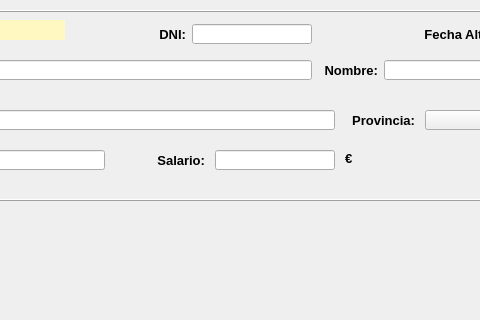
The window that MainWindow.ui (XoanCarlos/perezgonzalez2324) describes before a commit, drawn with Qt 5; both pictures show x 144 to 624 and y 103 to 423 of the 1024 by 777 pixel window.
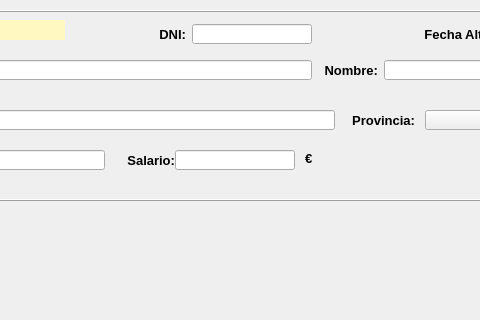
The same window after the commit. Icons and pictures are not drawn.

Commit message: ventanas auxiliares

```diff
--- a/MainWindow.ui
+++ b/MainWindow.ui
@@ -612,7 +612,7 @@
            <widget class="QLabel" name="lblMovil_2">
             <property name="geometry">
              <rect>
-              <x>250</x>
+              <x>220</x>
               <y>140</y>
               <width>60</width>
               <height>20</height>
@@ -646,7 +646,7 @@
            <widget class="QLineEdit" name="txtSalario">
             <property name="geometry">
              <rect>
-              <x>320</x>
+              <x>280</x>
               <y>140</y>
               <width>120</width>
               <height>20</height>
@@ -671,7 +671,7 @@
            <widget class="QLabel" name="label">
             <property name="geometry">
              <rect>
-              <x>450</x>
+              <x>410</x>
               <y>140</y>
               <width>21</width>
               <height>16</height>
```
Left out of the diff: 3 changed lines with no effect on the pictures. The commit also changes 3 other files.
